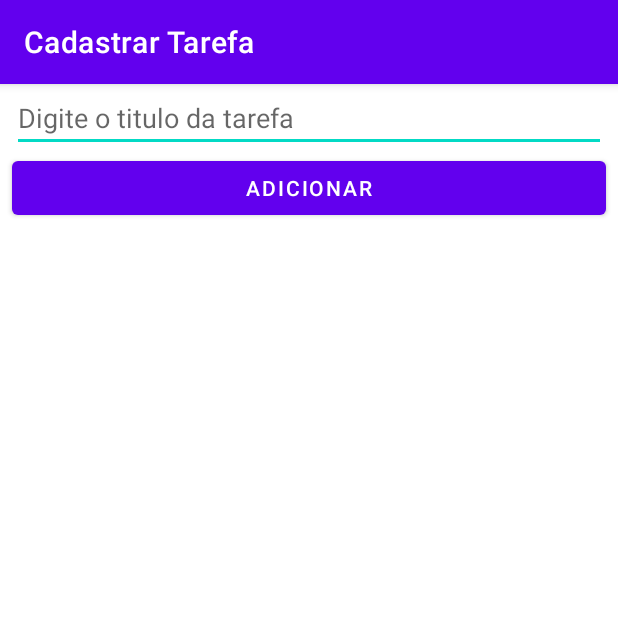
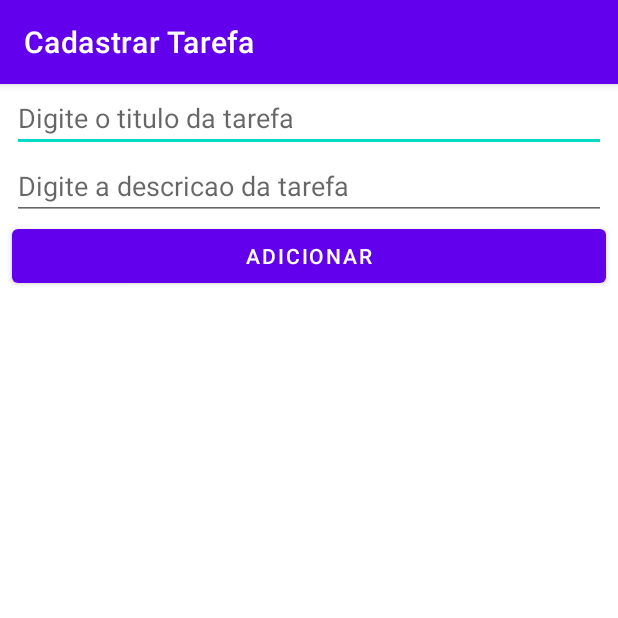
Before and after one commit to angelomesquita/aplicacoesmoveis-lista-tarefa, an Android app: the screen it shows after launch (FormularioTarefaActivity), after a tap on an icon or button, on a phone screen of 412 x 824 dp, the top half of it. Run offline under Robolectric (Android 15) with nearby library versions, the phone set to English and light mode, and no system bars.

Commit message:
Aula 05
Implementamos a edicao de tarefas.

Para isso fizemos as seguintes implementacoes:
-Criamos os atributos id e descricao no objeto tarefa;
-Implementamos o click nos itens da lista de tarefas;
-Refatoramos alguns metodos para remover duplicacao de codigo;
-Enviamos a tarefa clicada de uma activity para outra com o metodo
putExtra da classe Intent
-Validamos a activity do formulario para saber teria que cadastrar ou
editar uma tarefa
-Implementamos o metodo editar na nossa classe DAO

```diff
--- a/app/src/main/java/br/edu/unis/listadetarefas/activity/ListaTarefasActivity.java
+++ b/app/src/main/java/br/edu/unis/listadetarefas/activity/ListaTarefasActivity.java
@@ -4,11 +4,15 @@ import androidx.appcompat.app.AppCompatActivity;
 
 import android.content.Intent;
 import android.os.Bundle;
+import android.util.Log;
 import android.view.View;
+import android.widget.AdapterView;
 import android.widget.ArrayAdapter;
 import android.widget.ListView;
 
 import com.google.android.material.floatingactionbutton.FloatingActionButton;
+
+import java.util.ArrayList;
 
 import br.edu.unis.listadetarefas.R;
 import br.edu.unis.listadetarefas.model.Tarefa;
@@ -55,12 +59,29 @@ public class ListaTarefasActivity extends AppCompatActivity {
     }
 
     private void configurarListaTarefas() {
+        final ArrayList<Tarefa> tarefas = dao.buscaTodos();
+
         ArrayAdapter<Tarefa> adapter = new ArrayAdapter<>(
                 ListaTarefasActivity.this,
                 android.R.layout.simple_list_item_1,
-                dao.buscaTodos()
+                tarefas
         );
 
         listaTarefa.setAdapter(adapter);
+
+        listaTarefa.setOnItemClickListener(new AdapterView.OnItemClickListener() {
+            @Override
+            public void onItemClick(AdapterView<?> parent, View view, int position, long id) {
+                Tarefa tarefaSelecionada = tarefas.get(position);
+
+                Intent i = new Intent(
+                        ListaTarefasActivity.this,
+                        FormularioTarefaActivity.class
+                );
+
+                i.putExtra("tarefaSelecionada", tarefaSelecionada);
+                startActivity(i);
+            }
+        });
     }
 }
--- a/app/src/main/res/layout/activity_formulario_tarefa.xml
+++ b/app/src/main/res/layout/activity_formulario_tarefa.xml
@@ -17,6 +17,16 @@
         android:inputType="textCapWords"
         android:hint="Digite o titulo da tarefa" />
 
+    <EditText
+        android:id="@+id/edit_add_descricao_tarefa"
+        android:layout_width="match_parent"
+        android:layout_height="wrap_content"
+        android:layout_marginLeft="8dp"
+        android:layout_marginRight="8dp"
+        android:ems="10"
+        android:inputType="textCapWords"
+        android:hint="Digite a descricao da tarefa" />
+
     <Button
         android:id="@+id/btn_add_tarefa"
         android:layout_width="match_parent"
```
Also changed, not shown: app/src/main/java/br/edu/unis/listadetarefas/activity/FormularioTarefaActivity.java (+33 -9 lines), app/src/main/java/br/edu/unis/listadetarefas/model/Tarefa.java (+30 -7 lines), app/src/main/java/br/edu/unis/listadetarefas/model/TarefaDAO.java (+20 -0 lines).
